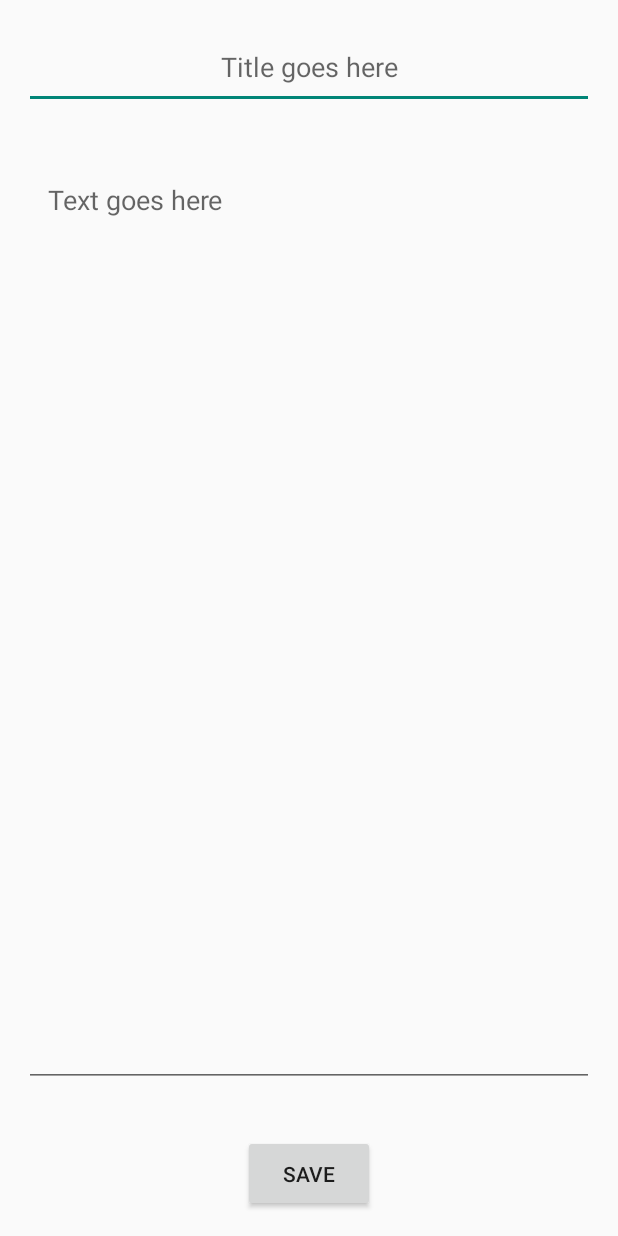
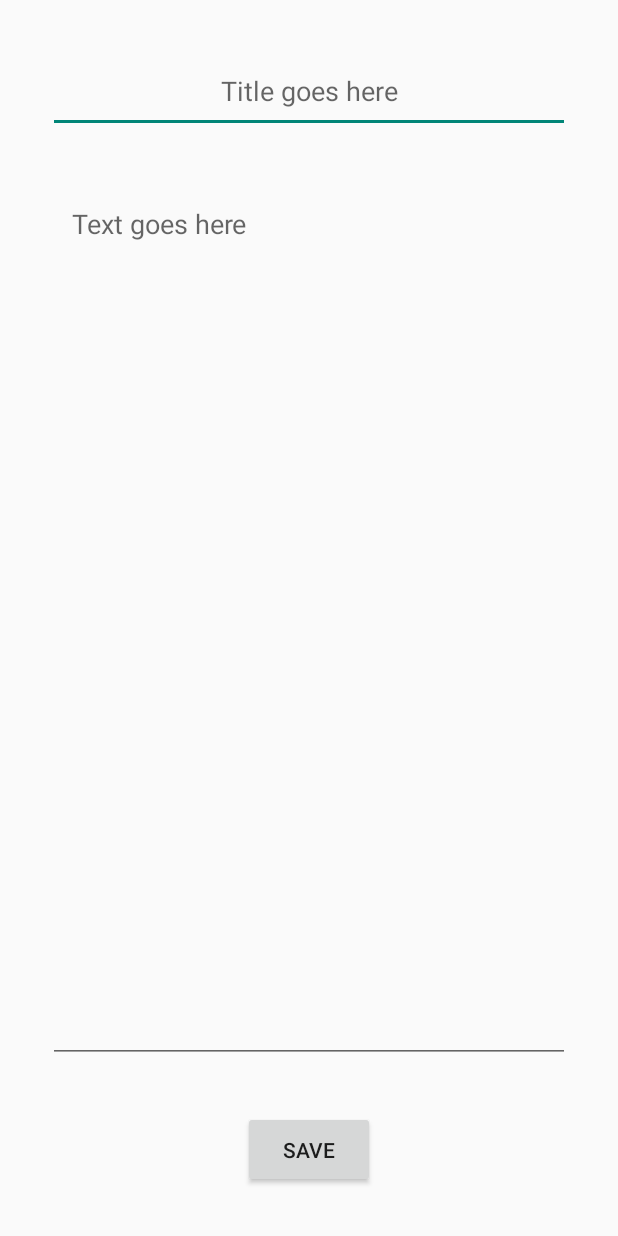
Before and after one commit to IanDuran/Notes, an Android app: the screen it shows after launch (NewNoteActivity), after a tap on "CREATE NEW", on a phone screen of 412 x 824 dp. Run offline under Robolectric (Android 15) with nearby library versions, the phone set to English and light mode, and no system bars.

Commit message:
Delete feature added Keyboard caps words from the start Edit text is now multiline Minor aesthetic changes

```diff
--- a/app/src/main/java/com/example/usuario/notes/MainActivity.java
+++ b/app/src/main/java/com/example/usuario/notes/MainActivity.java
@@ -1,16 +1,18 @@
 package com.example.usuario.notes;
 
+import android.app.Activity;
 import android.content.Context;
+import android.content.DialogInterface;
 import android.content.Intent;
 import android.database.Cursor;
 import android.database.sqlite.SQLiteDatabase;
 import android.support.annotation.NonNull;
+import android.support.v7.app.AlertDialog;
 import android.support.v7.app.AppCompatActivity;
 import android.os.Bundle;
 import android.view.LayoutInflater;
 import android.view.View;
 import android.view.ViewGroup;
-import android.widget.Adapter;
 import android.widget.AdapterView;
 import android.widget.ArrayAdapter;
 import android.widget.Button;
@@ -20,7 +22,7 @@ import android.widget.TextView;
 import java.util.ArrayList;
 import java.util.List;
 
-public class MainActivity extends AppCompatActivity {
+public class MainActivity extends Activity {
     public static final String dbName = "Notes.db";
     public static final String tableName = "notes";
     private ListView lv;
@@ -41,6 +43,7 @@ public class MainActivity extends AppCompatActivity {
         db.close();
         adapter = new NoteAdapter(this, contents);
         lv.setAdapter(adapter);
+        lv.setLongClickable(true);
         lv.setOnItemClickListener(new AdapterView.OnItemClickListener() {
             @Override
             public void onItemClick(AdapterView<?> adapterView, View view, int position, long l) {
@@ -49,6 +52,27 @@ public class MainActivity extends AppCompatActivity {
                 b.putSerializable("note", contents.get(position));
                 i.putExtras(b);
                 startActivity(i);
+            }
+        });
+
+        lv.setOnItemLongClickListener(new AdapterView.OnItemLongClickListener() {
+            @Override
+            public boolean onItemLongClick(AdapterView<?> adapterView, View view, final int position, long l) {
+                new AlertDialog.Builder(MainActivity.this).setTitle("Delete Note")
+                        .setMessage("Are you sure you want to delete the note?")
+                        .setPositiveButton(R.string.positive_confirmation, new DialogInterface.OnClickListener() {
+                            @Override
+                            public void onClick(DialogInterface dialogInterface, int i) {
+                                deleteRow(position);
+                            }
+                        })
+                        .setNegativeButton(R.string.negative_confirmation, new DialogInterface.OnClickListener() {
+                            @Override
+                            public void onClick(DialogInterface dialogInterface, int i) {
+
+                            }
+                        }).show();
+                return true;
             }
         });
 
@@ -67,6 +91,16 @@ public class MainActivity extends AppCompatActivity {
         db = openOrCreateDatabase(dbName, Context.MODE_PRIVATE, null);
         contents.clear();
         this.fillList(contents);
+        db.close();
+        adapter.notifyDataSetChanged();
+    }
+
+    private void deleteRow(int position){
+        Note n = contents.get(position);
+        db = openOrCreateDatabase(dbName, Context.MODE_PRIVATE, null);
+        db.execSQL("DELETE FROM " + tableName + " WHERE id=" + n.getId());
+        contents.clear();
+        fillList(contents);
         db.close();
         adapter.notifyDataSetChanged();
     }
--- a/app/src/main/res/layout/activity_list_item.xml
+++ b/app/src/main/res/layout/activity_list_item.xml
@@ -1,6 +1,8 @@
 <?xml version="1.0" encoding="utf-8"?>
-<LinearLayout xmlns:android="http://schemas.android.com/apk/res/android"
-    android:layout_width="match_parent" android:layout_height="match_parent">
+<LinearLayout
+    xmlns:android="http://schemas.android.com/apk/res/android"
+    android:layout_width="match_parent"
+    android:layout_height="match_parent">
 
     <TextView
         android:layout_width="match_parent"
--- a/app/src/main/res/layout/activity_note.xml
+++ b/app/src/main/res/layout/activity_note.xml
@@ -2,14 +2,15 @@
 <RelativeLayout xmlns:android="http://schemas.android.com/apk/res/android"
     android:layout_width="match_parent"
     android:layout_height="match_parent"
-    android:id="@+id/new_note_parent">
+    android:id="@+id/new_note_parent"
+    android:padding="16dp">
 
     <EditText
         android:layout_width="match_parent"
         android:layout_height="wrap_content"
         android:id="@+id/edit_title"
         android:gravity="center"
-        android:inputType="text"
+        android:inputType="textCapWords"
         android:layout_alignParentTop="true"
         android:layout_centerHorizontal="true"
         android:padding="16dp"
@@ -34,6 +35,6 @@
         android:gravity="start|top"
         android:padding="16dp"
         android:layout_margin="16dp"
-        android:inputType="text"/>
+        android:inputType="textCapSentences|textMultiLine"/>
 
 </RelativeLayout>
--- a/app/src/main/res/values/strings.xml
+++ b/app/src/main/res/values/strings.xml
@@ -5,4 +5,6 @@
     <string name="save_text">Save</string>
     <string name="create">Create New</string>
     <string name="missing_fields">Missing fields</string>
+    <string name="positive_confirmation">Yes</string>
+    <string name="negative_confirmation">No</string>
 </resources>
```
